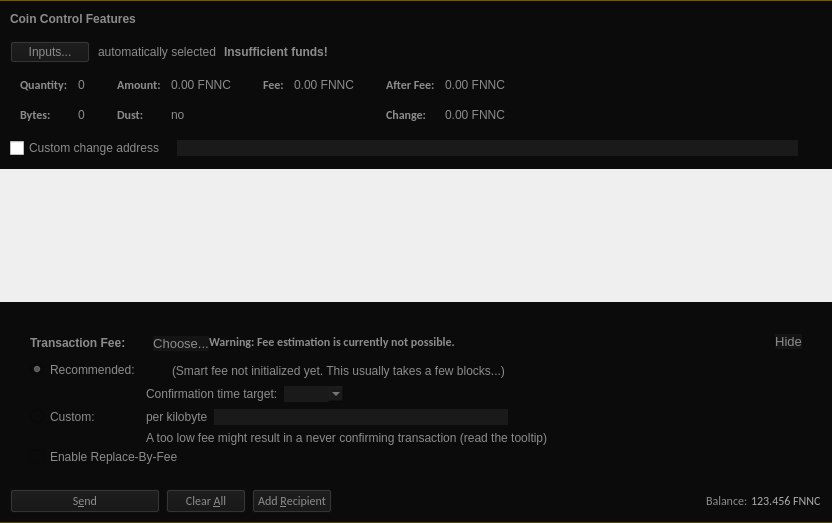
First picture: the form in fennec/qt/forms/sendcoinsdialog.ui, repository FennecBlockchain/Fennec, before the edit.
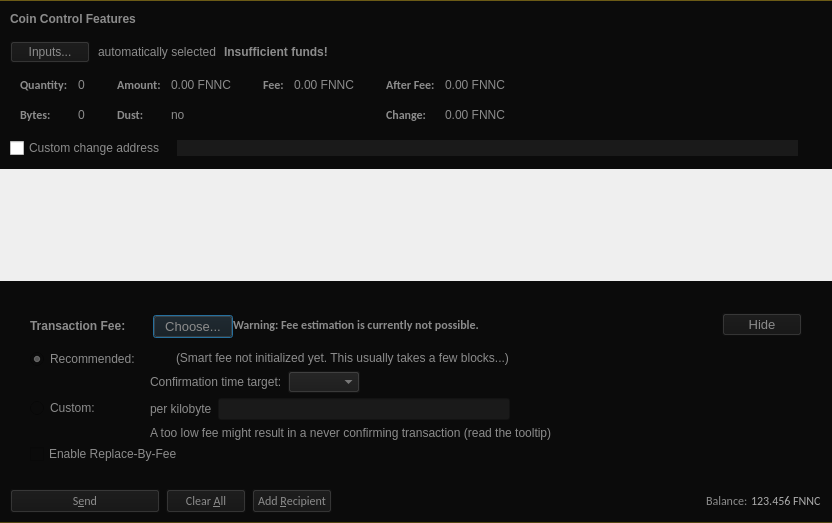
Second picture: the form after the edit. Icons and pictures are not drawn. Custom widgets are drawn as their Qt base class.

Commit message: send & receive tabs

Diff of the .ui file:
```diff
--- a/fennec/qt/forms/sendcoinsdialog.ui
+++ b/fennec/qt/forms/sendcoinsdialog.ui
@@ -22,8 +22,9 @@
    <string>Send Coins</string>
   </property>
   <property name="styleSheet">
-   <string notr="true">QDialog { border-bottom: 1.4px solid; border-top: 1.4px solid; border-bottom-color: qlineargradient(x1:0, y1:0, x2:0, y2:0.8, stop: 0 rgba(255,212,39,0.8), stop: 1 rgba(10,10,10,1.0)); border-top-color: qlineargradient(x1:0, y1:1, x2:0, y2:0, stop: 0 rgba(255,212,39,0.8), stop: 1 rgba(10,10,10,1.0)); background-color:#0B0B0B; color: rgb(140, 140, 140);  } 
-</string>
+   <string notr="true">QValidateLineEdit { border: 0px; }
+QFrame { border: 0px; }
+QDialog { border-bottom: 1.4px solid; border-top: 1.4px solid; border-bottom-color: qlineargradient(x1:0, y1:0, x2:0, y2:0.8, stop: 0 rgba(255,212,39,0.8), stop: 1 rgba(10,10,10,1.0)); border-top-color: qlineargradient(x1:0, y1:1, x2:0, y2:0, stop: 0 rgba(255,212,39,0.8), stop: 1 rgba(10,10,10,1.0)); background-color:#0B0B0B; color: rgb(140, 140, 140);  } </string>
   </property>
   <layout class="QVBoxLayout" name="verticalLayout" stretch="0,1,0,0">
    <property name="spacing">
@@ -695,7 +696,7 @@
         <x>0</x>
         <y>0</y>
         <width>832</width>
-        <height>80</height>
+        <height>68</height>
        </rect>
       </property>
       <layout class="QVBoxLayout" name="verticalLayout_2" stretch="0,1">
@@ -751,7 +752,7 @@
      </property>
      <property name="styleSheet">
       <string notr="true">background-color:#0B0B0B;
-border: 0;</string>
+</string>
      </property>
      <property name="frameShape">
       <enum>QFrame::StyledPanel</enum>
@@ -1452,17 +1453,17 @@
   </layout>
  </widget>
  <customwidgets>
-  <customwidget>
-   <class>QValidatedLineEdit</class>
-   <extends>QLineEdit</extends>
-   <header>qt/qvalidatedlineedit.h</header>
-  </customwidget>
   <customwidget>
    <class>BitcoinAmountField</class>
    <extends>QLineEdit</extends>
    <header>qt/bitcoinamountfield.h</header>
    <container>1</container>
   </customwidget>
+  <customwidget>
+   <class>QValidatedLineEdit</class>
+   <extends>QLineEdit</extends>
+   <header>qt/qvalidatedlineedit.h</header>
+  </customwidget>
  </customwidgets>
  <resources>
   <include location="../bitcoin.qrc"/>
```
Left out of the diff: 3 changed lines with no effect on the pictures. The commit also changes 4 other files.
